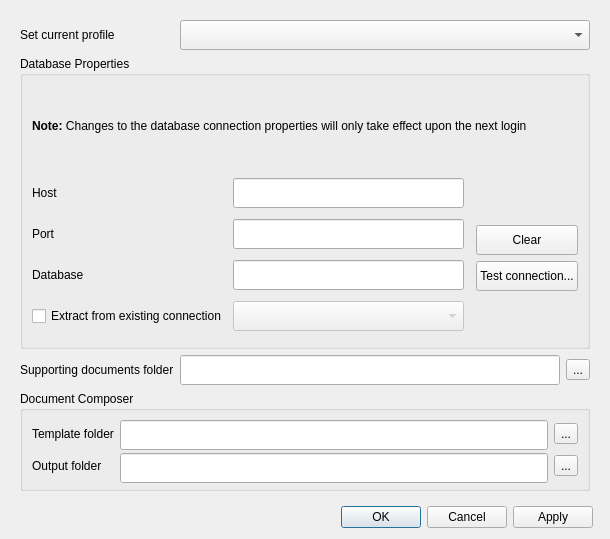
This is ui/ui_options.ui in gltn/stdm as Qt 5 draws it before an edit. The edited form follows.
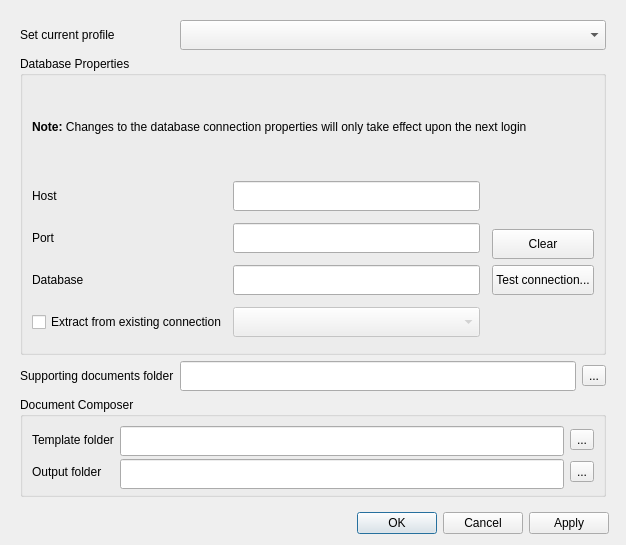
This is the edited form. Icons and pictures are not drawn.

The edit to the form file:
```diff
--- a/ui/ui_options.ui
+++ b/ui/ui_options.ui
@@ -6,8 +6,8 @@
    <rect>
     <x>0</x>
     <y>0</y>
-    <width>610</width>
-    <height>539</height>
+    <width>626</width>
+    <height>545</height>
    </rect>
   </property>
   <property name="windowTitle">
@@ -40,8 +40,8 @@
        <rect>
         <x>0</x>
         <y>0</y>
-        <width>588</width>
-        <height>473</height>
+        <width>604</width>
+        <height>479</height>
        </rect>
       </property>
       <layout class="QGridLayout" name="gridLayout_5">
```
